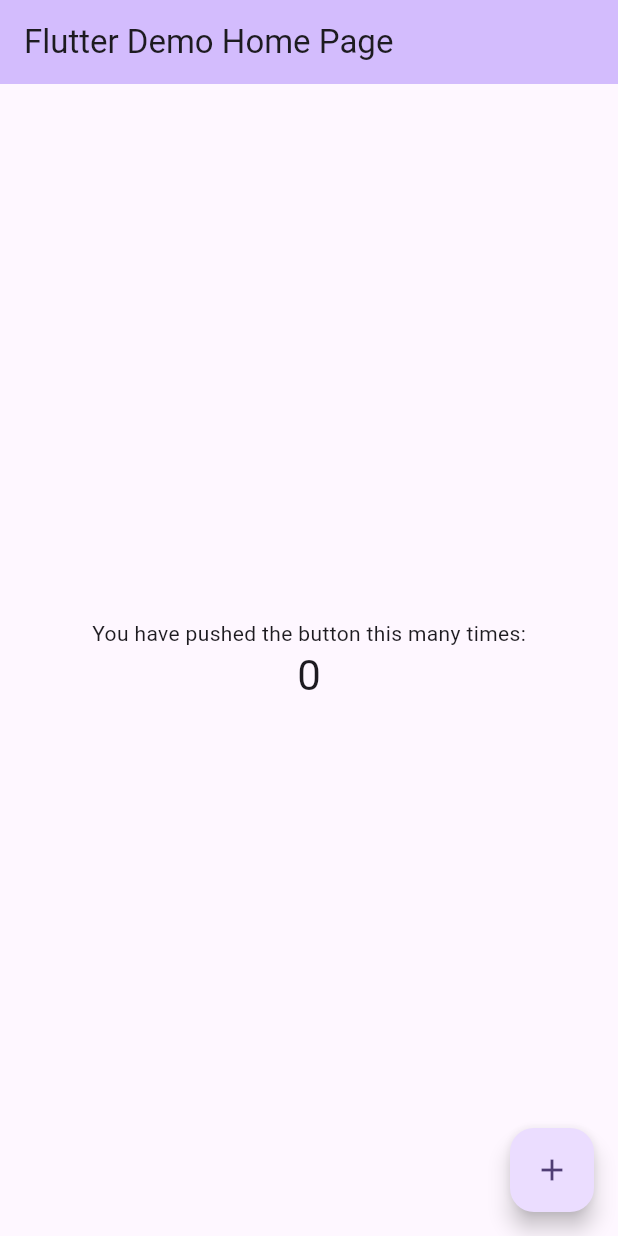
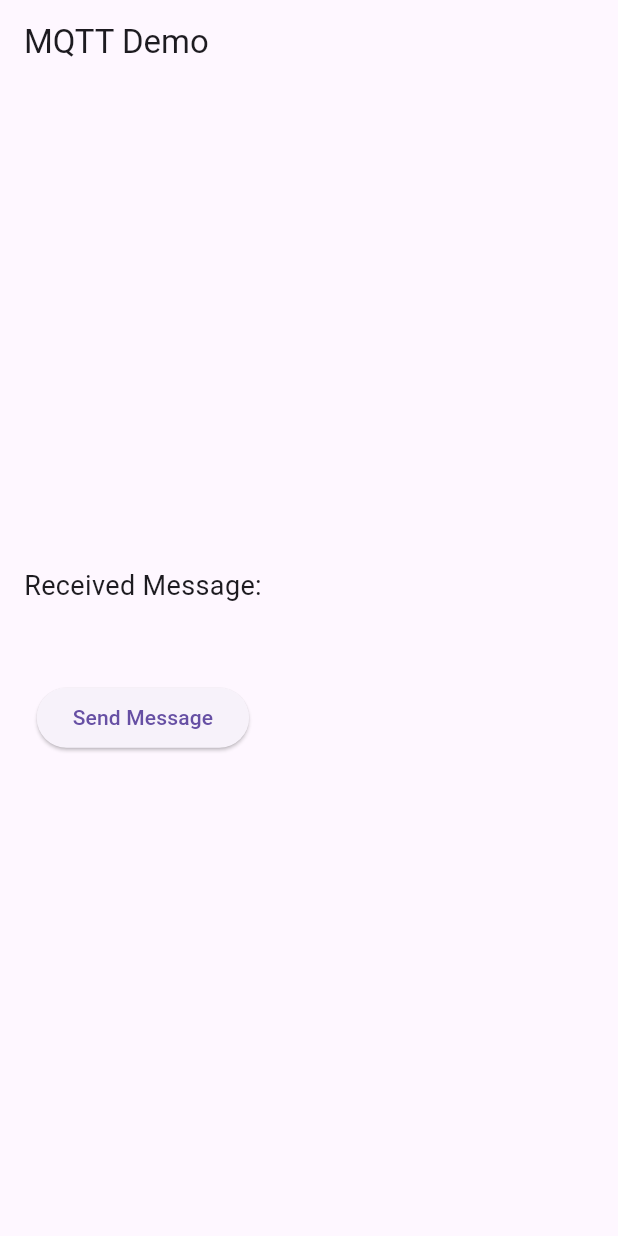
Before and after one commit to warleon/IOT_PROJECT, a Flutter app: the screen it shows after launch, on a phone screen of 412 x 824 dp. Run offline on Flutter 3.47's test engine with Material 3 defaults, Android fonts, the phone set to English and light mode, and no system bars; missing offline and left inert: mqtt_client.

Commit message:
testing mqtt

```diff
--- a/mobile/incubator_monitor/lib/main.dart
+++ b/mobile/incubator_monitor/lib/main.dart
@@ -1,125 +1,85 @@
 import 'package:flutter/material.dart';
+import 'package:mqtt_client/mqtt_client.dart';
+import 'mqttHandler.dart';
 
 void main() {
-  runApp(const MyApp());
+  runApp(MyApp());
 }
 
 class MyApp extends StatelessWidget {
-  const MyApp({super.key});
-
-  // This widget is the root of your application.
   @override
   Widget build(BuildContext context) {
     return MaterialApp(
-      title: 'Flutter Demo',
-      theme: ThemeData(
-        // This is the theme of your application.
-        //
-        // TRY THIS: Try running your application with "flutter run". You'll see
-        // the application has a purple toolbar. Then, without quitting the app,
-        // try changing the seedColor in the colorScheme below to Colors.green
-        // and then invoke "hot reload" (save your changes or press the "hot
-        // reload" button in a Flutter-supported IDE, or press "r" if you used
-        // the command line to start the app).
-        //
-        // Notice that the counter didn't reset back to zero; the application
-        // state is not lost during the reload. To reset the state, use hot
-        // restart instead.
-        //
-        // This works for code too, not just values: Most code changes can be
-        // tested with just a hot reload.
-        colorScheme: ColorScheme.fromSeed(seedColor: Colors.deepPurple),
-        useMaterial3: true,
-      ),
-      home: const MyHomePage(title: 'Flutter Demo Home Page'),
+      debugShowCheckedModeBanner: false,
+      title: 'MQTT Demo',
+      theme: ThemeData(primarySwatch: Colors.blue),
+      home: MQTTPage(),
     );
   }
 }
 
-class MyHomePage extends StatefulWidget {
-  const MyHomePage({super.key, required this.title});
+class MQTTPage extends StatefulWidget {
+  @override
+  _MQTTPageState createState() => _MQTTPageState();
+}
 
-  // This widget is the home page of your application. It is stateful, meaning
-  // that it has a State object (defined below) that contains fields that affect
-  // how it looks.
-
-  // This class is the configuration for the state. It holds the values (in this
-  // case the title) provided by the parent (in this case the App widget) and
-  // used by the build method of the State. Fields in a Widget subclass are
-  // always marked "final".
-
-  final String title;
+class _MQTTPageState extends State<MQTTPage> {
+  final MQTTClientHandler _mqttHandler = MQTTClientHandler();
+  String broker = '192.168.229.226'; // Example public broker
+  String topic = 'Incubator/command';
+  String receivedMessage = '';
 
   @override
-  State<MyHomePage> createState() => _MyHomePageState();
-}
+  void initState() {
+    super.initState();
+    _connectToBroker();
+  }
 
-class _MyHomePageState extends State<MyHomePage> {
-  int _counter = 0;
+  Future<void> _connectToBroker() async {
+    await _mqttHandler.connect(broker, 'flutter_client');
+    _mqttHandler.subscribe(topic);
 
-  void _incrementCounter() {
-    setState(() {
-      // This call to setState tells the Flutter framework that something has
-      // changed in this State, which causes it to rerun the build method below
-      // so that the display can reflect the updated values. If we changed
-      // _counter without calling setState(), then the build method would not be
-      // called again, and so nothing would appear to happen.
-      _counter++;
+    // Listen for incoming messages
+    _mqttHandler.client.updates!.listen((List<MqttReceivedMessage<MqttMessage?>> events) {
+      final MqttPublishMessage recMess = events[0].payload as MqttPublishMessage;
+      final String message =
+      MqttPublishPayload.bytesToStringAsString(recMess.payload.message);
+      setState(() {
+        receivedMessage = message;
+      });
+      print('Received message: $message from topic: ${events[0].topic}>');
     });
+  }
+
+  void _sendMessage() {
+    _mqttHandler.publish(topic, 'Hello from Flutter!');
   }
 
   @override
   Widget build(BuildContext context) {
-    // This method is rerun every time setState is called, for instance as done
-    // by the _incrementCounter method above.
-    //
-    // The Flutter framework has been optimized to make rerunning build methods
-    // fast, so that you can just rebuild anything that needs updating rather
-    // than having to individually change instances of widgets.
     return Scaffold(
-      appBar: AppBar(
-        // TRY THIS: Try changing the color here to a specific color (to
-        // Colors.amber, perhaps?) and trigger a hot reload to see the AppBar
-        // change color while the other colors stay the same.
-        backgroundColor: Theme.of(context).colorScheme.inversePrimary,
-        // Here we take the value from the MyHomePage object that was created by
-        // the App.build method, and use it to set our appbar title.
-        title: Text(widget.title),
-      ),
-      body: Center(
-        // Center is a layout widget. It takes a single child and positions it
-        // in the middle of the parent.
+      appBar: AppBar(title: Text('MQTT Demo')),
+      body: Padding(
+        padding: const EdgeInsets.all(16.0),
         child: Column(
-          // Column is also a layout widget. It takes a list of children and
-          // arranges them vertically. By default, it sizes itself to fit its
-          // children horizontally, and tries to be as tall as its parent.
-          //
-          // Column has various properties to control how it sizes itself and
-          // how it positions its children. Here we use mainAxisAlignment to
-          // center the children vertically; the main axis here is the vertical
-          // axis because Columns are vertical (the cross axis would be
-          // horizontal).
-          //
-          // TRY THIS: Invoke "debug painting" (choose the "Toggle Debug Paint"
-          // action in the IDE, or press "p" in the console), to see the
-          // wireframe for each widget.
           mainAxisAlignment: MainAxisAlignment.center,
-          children: <Widget>[
-            const Text(
-              'You have pushed the button this many times:',
+          children: [
+            Text(
+              'Received Message:',
+              style: TextStyle(fontSize: 18),
             ),
             Text(
-              '$_counter',
-              style: Theme.of(context).textTheme.headlineMedium,
+              receivedMessage,
+              style: TextStyle(fontSize: 22, fontWeight: FontWeight.bold),
+            ),
+            SizedBox(height: 20),
+            ElevatedButton(
+              onPressed: _sendMessage,
+              child: Text('Send Message'),
             ),
           ],
         ),
       ),
-      floatingActionButton: FloatingActionButton(
-        onPressed: _incrementCounter,
-        tooltip: 'Increment',
-        child: const Icon(Icons.add),
-      ), // This trailing comma makes auto-formatting nicer for build methods.
     );
   }
 }
--- a/mobile/incubator_monitor/pubspec.yaml
+++ b/mobile/incubator_monitor/pubspec.yaml
@@ -2,7 +2,7 @@ name: incubator_monitor
 description: "A new Flutter project."
 # The following line prevents the package from being accidentally published to
 # pub.dev using `flutter pub publish`. This is preferred for private packages.
-publish_to: 'none' # Remove this line if you wish to publish to pub.dev
+publish_to: "none" # Remove this line if you wish to publish to pub.dev
 
 # The following defines the version and build number for your application.
 # A version number is three numbers separated by dots, like 1.2.43
@@ -30,7 +30,7 @@ environment:
 dependencies:
   flutter:
     sdk: flutter
-
+  mqtt_client: ^9.6.0
 
   # The following adds the Cupertino Icons font to your application.
   # Use with the CupertinoIcons class for iOS style icons.
@@ -52,7 +52,6 @@ dev_dependencies:
 
 # The following section is specific to Flutter packages.
 flutter:
-
   # The following line ensures that the Material Icons font is
   # included with your application, so that you can use the icons in
   # the material Icons class.
```
Also changed, not shown: mobile/incubator_monitor/lib/mqttHandler.dart (added, +70 -0 lines), mobile/incubator_monitor/pubspec.lock.
